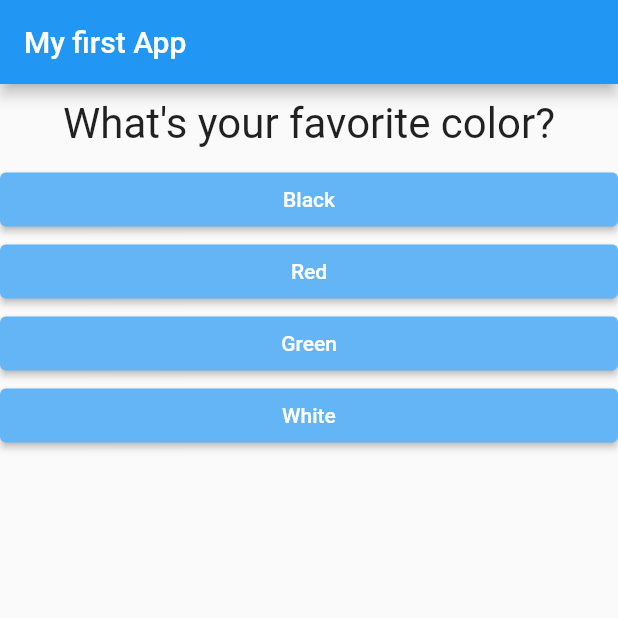
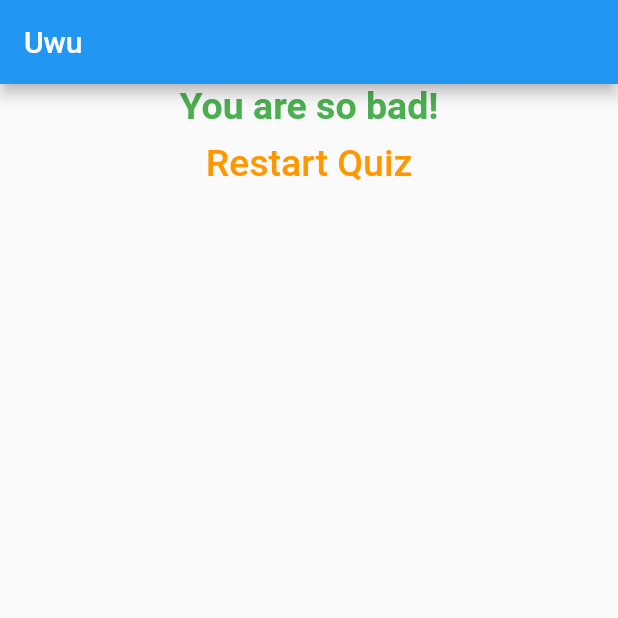
Before and after one commit to SantiagoVargasVe/flutter_complete_guide, a Flutter app: the screen it shows after launch, after a tap on "Black", after a tap on "Snake", on a phone screen of 412 x 824 dp, the top half of it. Run offline on Flutter 3.47's test engine with Material 2 defaults, Android fonts, the phone set to English and light mode, and no system bars.

Commit message:
ADD: Quiz APP

```diff
--- a/lib/main.dart
+++ b/lib/main.dart
@@ -1,6 +1,6 @@
 import 'package:flutter/material.dart';
-import './question.dart';
-import 'answer.dart';
+import 'quiz.dart';
+import 'result.dart';
 
 void main() {
   runApp(MyApp());
@@ -16,21 +16,43 @@ class MyApp extends StatefulWidget {
 
 class _MyAppState extends State<MyApp> {
   var _questionIndex = 0;
+  var _totalScore = 0;
+
+  void _resetQuiz() {
+    setState(() {
+      _questionIndex = 0;
+      _totalScore = 0;
+    });
+  }
+
   static const _questions = [
     {
       "questionText": "What's your favorite color?",
-      'answers': ['Black', 'Red', 'Green', 'White']
+      'answers': [
+        {"text": 'Black', "score": 10},
+        {"text": 'Red', "score": 5},
+        {"text": 'Green', "score": 3},
+        {"text": 'White', "score": 1}
+      ]
     },
     {
       "questionText": "What's your favorite animal?",
-      'answers': ['Rabbit', 'Snake', 'Elephant', 'Lion']
+      'answers': [
+        {"text": 'Rabbit', "score": 3},
+        {"text": 'Snake', "score": 11},
+        {"text": 'Elephant', "score": 5},
+        {"text": 'Lion', "score": 9}
+      ]
     },
   ];
 
-  void _answerQuestion() {
-    setState(() {
-      _questionIndex = (_questionIndex + 1) % _questions.length;
-    });
+  void _answerQuestion(int score) {
+    _totalScore += score;
+    if (_questionIndex < _questions.length) {
+      setState(() {
+        _questionIndex = _questionIndex + 1;
+      });
+    }
   }
 
   @override
@@ -38,19 +60,15 @@ class _MyAppState extends State<MyApp> {
     return MaterialApp(
         home: Scaffold(
       appBar: AppBar(
-        title: const Text('My first App'),
+        title: const Text('Uwu'),
       ),
-      body: Column(
-        children: [
-          Question(
-            _questions[_questionIndex]['questionText'] as String,
-          ),
-          ...(_questions[_questionIndex]["answers"] as List<String>)
-              .map((answer) {
-            return Answer(_answerQuestion, answer);
-          }).toList(),
-        ],
-      ),
+      body: _questionIndex < _questions.length
+          ? Quiz(
+              answerQuestion: _answerQuestion,
+              questionIndex: _questionIndex,
+              questions: _questions,
+            )
+          : Result(_totalScore, _resetQuiz),
     ));
   }
 }
--- /dev/null
+++ b/lib/quiz.dart
@@ -0,0 +1,31 @@
+import 'package:flutter/material.dart';
+
+import 'question.dart';
+import 'answer.dart';
+
+class Quiz extends StatelessWidget {
+  final List<Map<String, Object>> questions;
+  final int questionIndex;
+  final Function answerQuestion;
+
+  const Quiz(
+      {required this.questions,
+      required this.answerQuestion,
+      required this.questionIndex});
+
+  @override
+  Widget build(BuildContext context) {
+    return Column(
+      children: [
+        Question(
+          questions[questionIndex]['questionText'] as String,
+        ),
+        ...(questions[questionIndex]["answers"] as List<Map<String, Object>>)
+            .map((answer) {
+          return Answer(
+              () => answerQuestion(answer['score']), answer['text'] as String);
+        }).toList(),
+      ],
+    );
+  }
+}
--- /dev/null
+++ b/lib/result.dart
@@ -0,0 +1,52 @@
+import 'package:flutter/material.dart';
+
+class Result extends StatelessWidget {
+  final int resultScore;
+  final VoidCallback restartHandler;
+  const Result(this.resultScore, this.restartHandler, {Key? key})
+      : super(key: key);
+
+  String get resultPhrase {
+    String resultText;
+    if (resultScore <= 8) {
+      resultText = 'You are awesome and innocent!';
+    } else if (resultScore <= 12) {
+      resultText = 'Pretty likeable!';
+    } else if (resultScore <= 16) {
+      resultText = "You're ... strange?!";
+    } else {
+      resultText = 'You are so bad!';
+    }
+    return resultText;
+  }
+
+  @override
+  Widget build(BuildContext context) {
+    return Center(
+      child: Column(
+        children: [
+          Text(
+            resultPhrase,
+            textAlign: TextAlign.center,
+            style: const TextStyle(
+              fontSize: 25,
+              color: Colors.green,
+              fontWeight: FontWeight.bold,
+            ),
+          ),
+          TextButton(
+              child: const Text(
+                'Restart Quiz',
+                style: TextStyle(
+                  fontSize: 25,
+                ),
+              ),
+              onPressed: restartHandler,
+              style: TextButton.styleFrom(
+                primary: Colors.orange,
+              )),
+        ],
+      ),
+    );
+  }
+}
```
